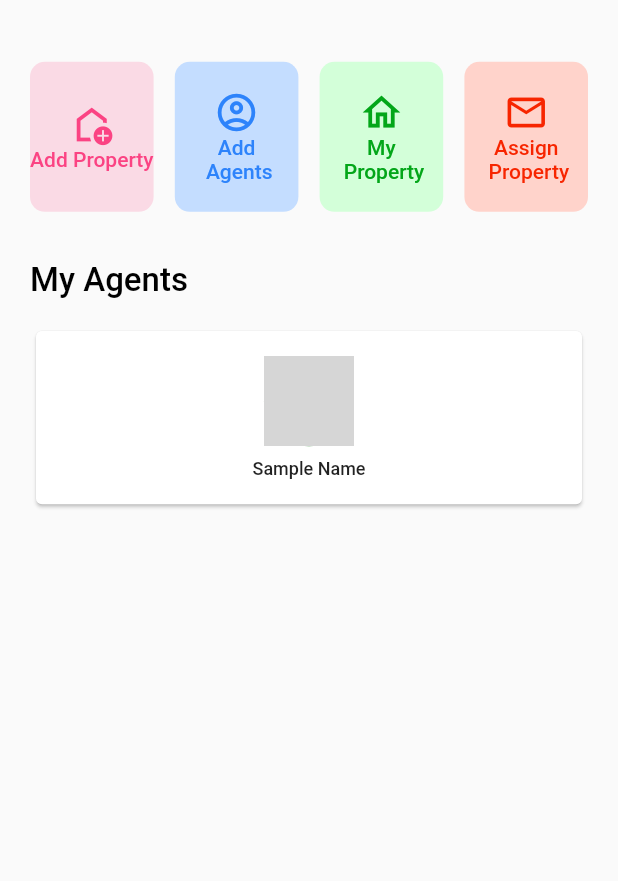
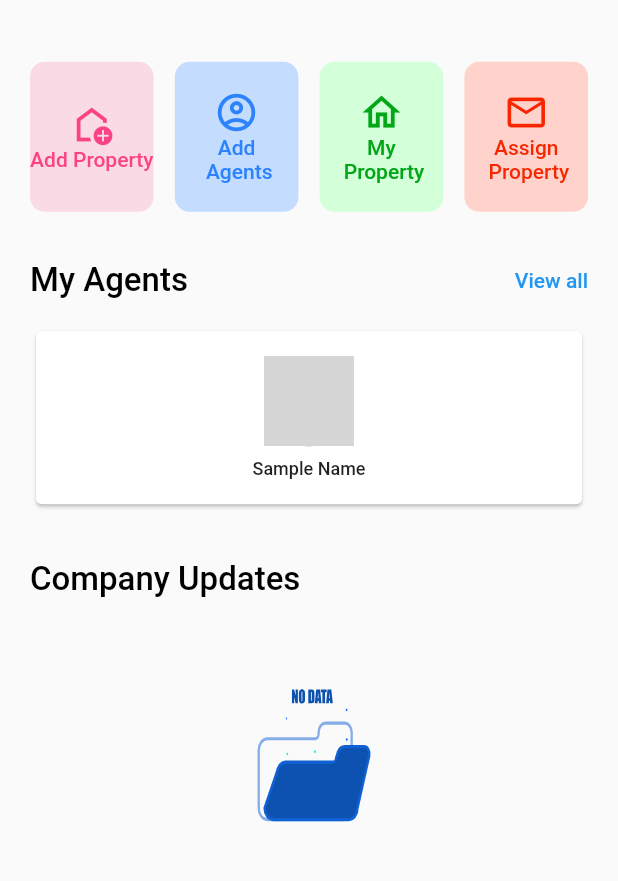
Before and after one commit to shivenducs1136/real_estate, a Flutter app: the AdminScreen screen opened directly, on a phone screen of 412 x 824 dp, the part 102-983 px from its top. Run offline on Flutter 3.47's test engine with Material 2 defaults, Android fonts, the phone set to English and light mode, and no system bars; our stand-ins replace cloud_firestore, firebase_core, firebase_database, firebase_storage, flutter_typeahead, geocoding and 4 more; missing offline and left inert: mailer, map_location_picker; accounts and stored records are empty; network calls fail; grey boxes are pictures that could not be loaded.

Commit message:
view all done

```diff
--- a/lib/screens/admin/admin_screen.dart
+++ b/lib/screens/admin/admin_screen.dart
@@ -1,11 +1,13 @@
 import 'package:flutter/material.dart';
 import 'package:flutter/services.dart';
+import 'package:lottie/lottie.dart';
 import 'package:real_estate/apis/api.dart';
 import 'package:real_estate/model/agent_model.dart';
 import 'package:real_estate/model/property_model.dart';
 import 'package:real_estate/screens/admin/add_agent.dart';
 import 'package:real_estate/screens/admin/add_property.dart';
 import 'package:real_estate/screens/admin/agent_details.dart';
+import 'package:real_estate/screens/admin/all_agent_screen.dart';
 import 'package:real_estate/screens/admin/assign_property.dart';
 import 'package:real_estate/screens/admin/view_property.dart';
 import 'package:real_estate/screens/agent/agent_screen.dart';
@@ -222,12 +224,32 @@ class _AdminScreenState extends State<AdminScreen> {
               SizedBox(
                 height: mq.height * .04,
               ),
+              Row(
+                mainAxisAlignment: MainAxisAlignment.spaceBetween,
+                children: [
                   const Text(
                     "My Agents",
                     style: TextStyle(
                         color: Colors.black,
                         fontWeight: FontWeight.w500,
                         fontSize: 22),
+                  ),
+                  GestureDetector(
+                    onTap: () {
+                      Navigator.push(
+                          context,
+                          MaterialPageRoute(
+                              builder: (_) => const AllAgentScreen()));
+                    },
+                    child: const Text(
+                      "View all",
+                      style: TextStyle(
+                          color: Colors.blue,
+                          fontWeight: FontWeight.w500,
+                          fontSize: 14),
+                    ),
+                  ),
+                ],
               ),
               SizedBox(
                 height: mq.height * .02,
@@ -254,7 +276,9 @@ class _AdminScreenState extends State<AdminScreen> {
                               height: mq.height,
                               child: ListView.builder(
                                   scrollDirection: Axis.horizontal,
-                                  itemCount: _agentlist.length,
+                                  itemCount: _agentlist.length > 10
+                                      ? 10
+                                      : _agentlist.length,
                                   itemBuilder: ((context, index) =>
                                       agentChip(_agentlist[index]))));
                         } else {
@@ -272,7 +296,33 @@ class _AdminScreenState extends State<AdminScreen> {
                     }
                   },
                 ),
-              )
+              ),
+              SizedBox(
+                height: mq.height * .04,
+              ),
+              Row(
+                mainAxisAlignment: MainAxisAlignment.spaceBetween,
+                children: const [
+                  Text(
+                    "Company Updates",
+                    style: TextStyle(
+                        color: Colors.black,
+                        fontWeight: FontWeight.w500,
+                        fontSize: 22),
+                  ),
+                ],
+              ),
+              SizedBox(
+                height: mq.height * .02,
+              ),
+              Center(
+                child: Lottie.asset(
+                  'images/nodata.json',
+                  width: 200,
+                  height: 200,
+                  fit: BoxFit.fill,
+                ),
+              ),
             ],
           ),
         ),
```
Also changed, not shown: images/nodata.json (added, +1 -0 lines), lib/screens/admin/all_agent_screen.dart (added, +130 -0 lines). Lines whose indentation alone changed are shown as unchanged.
